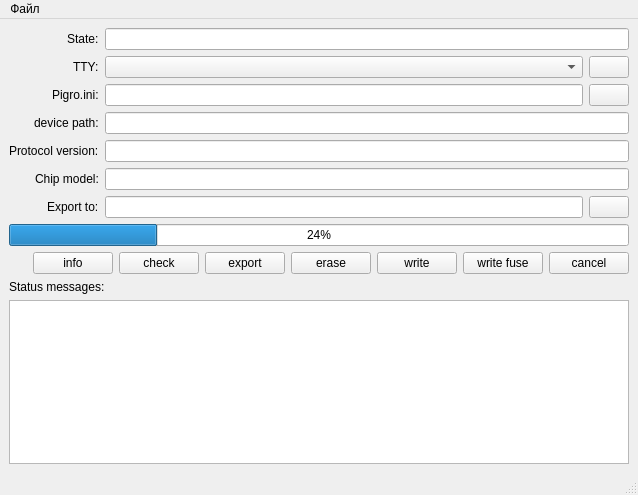
The window that pigro-gui/PigroWindow.ui (zolotov-av/pigro) describes before a commit, drawn with Qt 5.
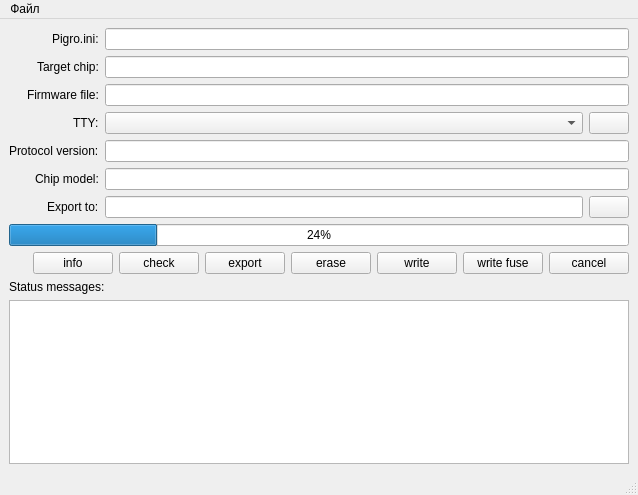
The same window after the commit. Icons and pictures are not drawn.

Commit message: отображение информации о проекте

```diff
--- a/pigro-gui/PigroWindow.ui
+++ b/pigro-gui/PigroWindow.ui
@@ -40,27 +40,55 @@
         <number>0</number>
        </property>
        <item row="0" column="0">
-        <widget class="QLabel" name="label_6">
+        <widget class="QLabel" name="label_4">
          <property name="text">
-          <string>State:</string>
+          <string>Pigro.ini:</string>
          </property>
         </widget>
        </item>
        <item row="0" column="1">
-        <widget class="QLineEdit" name="leState">
+        <widget class="QLineEdit" name="lePigroIniPath">
          <property name="readOnly">
           <bool>true</bool>
          </property>
         </widget>
        </item>
        <item row="1" column="0">
+        <widget class="QLabel" name="label_9">
+         <property name="text">
+          <string>Target chip:</string>
+         </property>
+        </widget>
+       </item>
+       <item row="1" column="1">
+        <widget class="QLineEdit" name="leChipName">
+         <property name="readOnly">
+          <bool>true</bool>
+         </property>
+        </widget>
+       </item>
+       <item row="2" column="0">
+        <widget class="QLabel" name="label_10">
+         <property name="text">
+          <string>Firmware file:</string>
+         </property>
+        </widget>
+       </item>
+       <item row="2" column="1">
+        <widget class="QLineEdit" name="leHexFile">
+         <property name="readOnly">
+          <bool>true</bool>
+         </property>
+        </widget>
+       </item>
+       <item row="3" column="0">
         <widget class="QLabel" name="label">
          <property name="text">
           <string>TTY:</string>
          </property>
         </widget>
        </item>
-       <item row="1" column="1">
+       <item row="3" column="1">
         <layout class="QHBoxLayout" name="horizontalLayout_4">
          <item>
           <widget class="QComboBox" name="cbTty">
@@ -85,55 +113,6 @@
          </item>
         </layout>
        </item>
-       <item row="2" column="0">
-        <widget class="QLabel" name="label_4">
-         <property name="text">
-          <string>Pigro.ini:</string>
-         </property>
-        </widget>
-       </item>
-       <item row="2" column="1">
-        <layout class="QHBoxLayout" name="horizontalLayout_5">
-         <item>
-          <widget class="QLineEdit" name="lePigroIniPath">
-           <property name="readOnly">
-            <bool>true</bool>
-           </property>
-          </widget>
-         </item>
-         <item>
-          <widget class="QPushButton" name="pbOpenPigroIni">
-           <property name="sizePolicy">
-            <sizepolicy hsizetype="Preferred" vsizetype="Fixed">
-             <horstretch>0</horstretch>
-             <verstretch>0</verstretch>
-            </sizepolicy>
-           </property>
-           <property name="text">
-            <string/>
-           </property>
-           <property name="icon">
-            <iconset resource="PigroGuiResources.qrc">
-             <normaloff>:/pigro-gui/icons/open-file.png</normaloff>:/pigro-gui/icons/open-file.png</iconset>
-           </property>
-          </widget>
-         </item>
-        </layout>
-       </item>
-       <item row="3" column="0">
-        <widget class="QLabel" name="label_2">
-         <property name="text">
-          <string>device path:</string>
-         </property>
-        </widget>
-       </item>
-       <item row="3" column="1">
-        <widget class="QLineEdit" name="leDevicePath">
-         <property name="readOnly">
-          <bool>true</bool>
-         </property>
-        </widget>
-       </item>
        <item row="4" column="0">
         <widget class="QLabel" name="label_3">
          <property name="text">
```
The commit also changes 4 other files.
